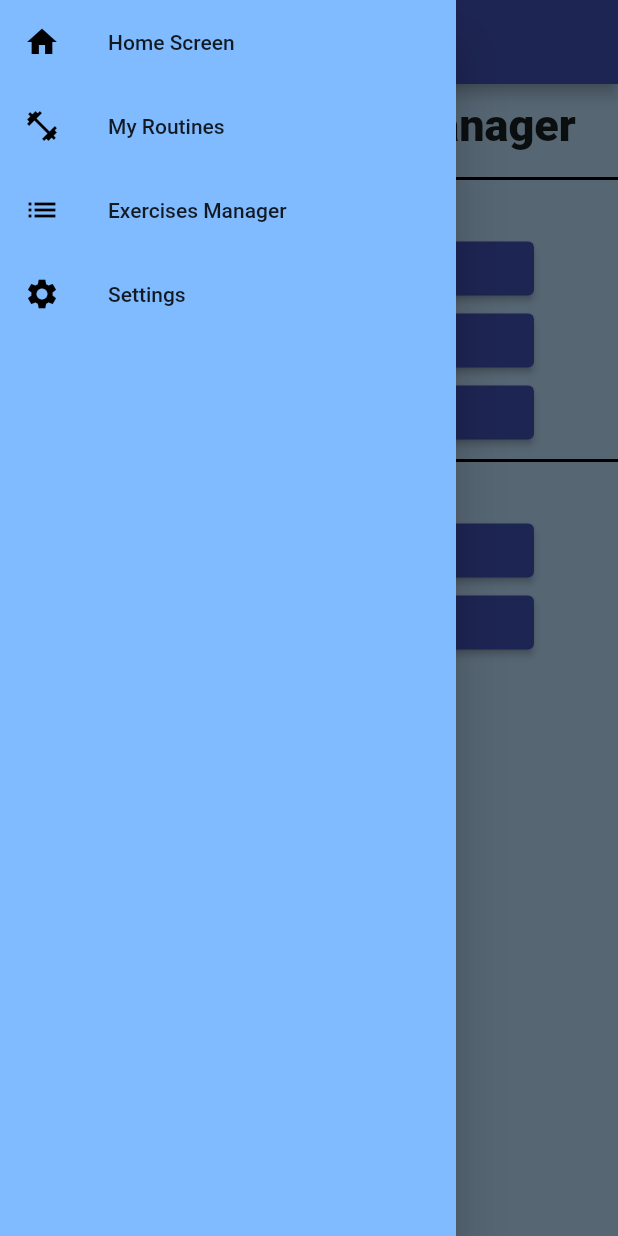
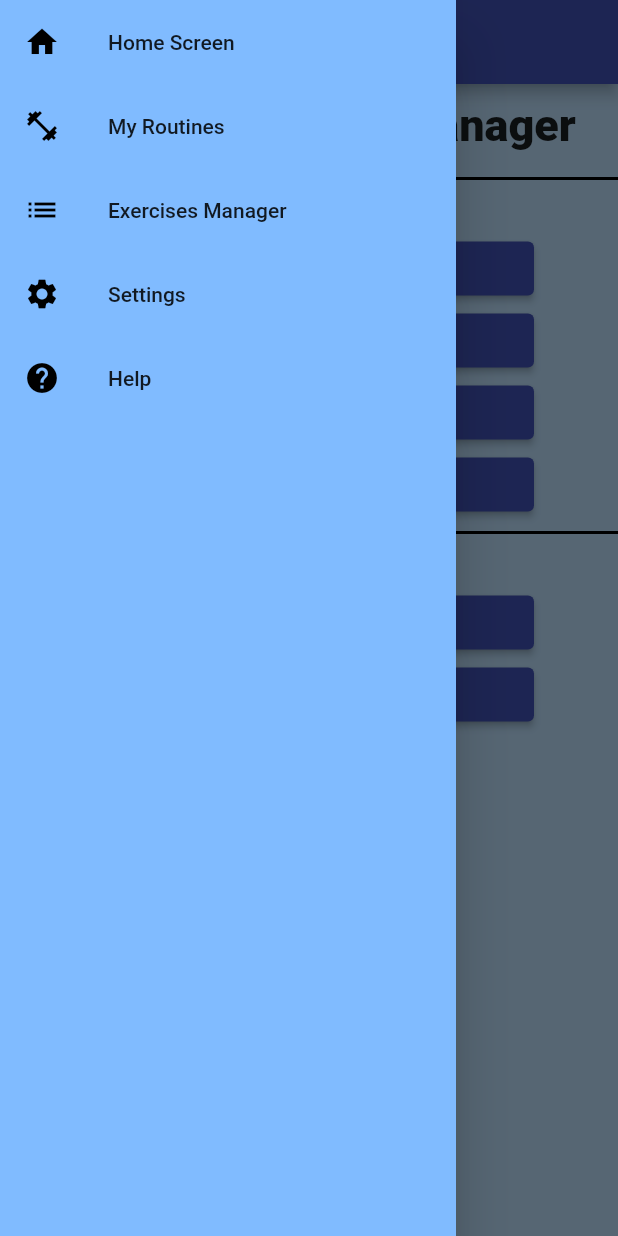
Before and after one commit to ramiro-marinio/gym-manager, a Flutter app: the screen it shows after launch, with the side drawer open, on a phone screen of 412 x 824 dp. Run offline on Flutter 3.47's test engine with Material 2 defaults, Android fonts, the phone set to English and light mode, and no system bars; our stand-ins replace auto_size_text, flutter_speed_dial, gap, go_router, shared_preferences, sqflite; accounts and stored records are empty.

Commit message:
Fixed most bugs. App is complete

```diff
--- a/lib/main.dart
+++ b/lib/main.dart
@@ -4,6 +4,7 @@ import 'package:gymmanager/providers/dbprovider.dart';
 import 'package:gymmanager/providers/routinecreationprovider.dart';
 import 'package:gymmanager/providers/routineplayprovider.dart';
 import 'package:gymmanager/widgets/pages/exercisemanager.dart';
+import 'package:gymmanager/widgets/pages/help.dart';
 import 'package:gymmanager/widgets/pages/home/homescreen.dart';
 import 'package:gymmanager/widgets/pages/routines.dart';
 import 'package:gymmanager/widgets/pages/settings.dart';
@@ -32,6 +33,10 @@ void main() {
       path: "/user_settings",
       builder: (context, state) => SettingsPage(),
     ),
+    GoRoute(
+      path: '/help',
+      builder: (context, state) => const Help(),
+    )
   ]);
   runApp(MultiProvider(
     providers: [
--- a/lib/widgets/pages/home/homescreen.dart
+++ b/lib/widgets/pages/home/homescreen.dart
@@ -43,13 +43,15 @@ class _HomeScreenState extends State<HomeScreen> {
             style: TextStyle(fontSize: 24, fontWeight: FontWeight.w600),
           ),
           LinkButton(
+              address: "/help", text: "ABOUT THE APP", icon: Icon(Icons.help)),
+          LinkButton(
             address: "/exercises",
             text: "MANAGE EXERCISES",
             icon: Icon(Icons.fitness_center),
           ),
           LinkButton(
             address: "/routines",
-            text: "MANAGE ROUTINES",
+            text: "VIEW ROUTINES",
             icon: Icon(Icons.list),
           ),
           LinkButton(
--- a/lib/widgets/pages/navdrawer.dart
+++ b/lib/widgets/pages/navdrawer.dart
@@ -52,6 +52,16 @@ class NavDrawer extends StatelessWidget {
                 context.go('/user_settings');
               },
             ),
+            ListTile(
+              leading: const Icon(
+                Icons.help,
+                color: Colors.black,
+              ),
+              title: const Text("Help"),
+              onTap: () {
+                context.go('/help');
+              },
+            ),
             Visibility(
               visible: kDebugMode,
               child: ListTile(
--- a/lib/widgets/routine_usage/home/routinewidget.dart
+++ b/lib/widgets/routine_usage/home/routinewidget.dart
@@ -74,11 +74,7 @@ class _RoutineWidgetState extends State<RoutineWidget> {
                   message: "Edit Routine",
                   child: IconButton(
                     onPressed: () {
-                      ScaffoldMessenger.of(context).showSnackBar(
-                        SnackBar(
-                          content: Text("EDITING ROUTINE ${widget.routine.id}"),
-                        ),
-                      );
+                      routinePlayProvider.stop();
                       Navigator.push(
                         context,
                         MaterialPageRoute(
--- a/pubspec.yaml
+++ b/pubspec.yaml
@@ -47,6 +47,7 @@ dependencies:
   gap: ^3.0.1
   shared_preferences: ^2.2.2
   flutter_speed_dial: ^7.0.0
+  introduction_screen: ^3.1.12
 
 flutter_launcher_icons:
   android: "launcher_icon"
@@ -78,7 +79,8 @@ flutter:
   # the material Icons class.
   uses-material-design: true
   assets:
-    - assets/
+    - assets/images/create_exercise.png
+    - assets/images/create_routine.png
   # To add assets to your application, add an assets section, like this:
   # assets:
   #   - images/a_dot_burr.jpeg
```
Also changed, not shown: lib/providers/dbprovider.dart (+4 -4 lines), lib/widgets/pages/help.dart (added, +102 -0 lines), assets/images/create_exercise.png (added), assets/images/create_routine.png (added), pubspec.lock, 1 other file.
